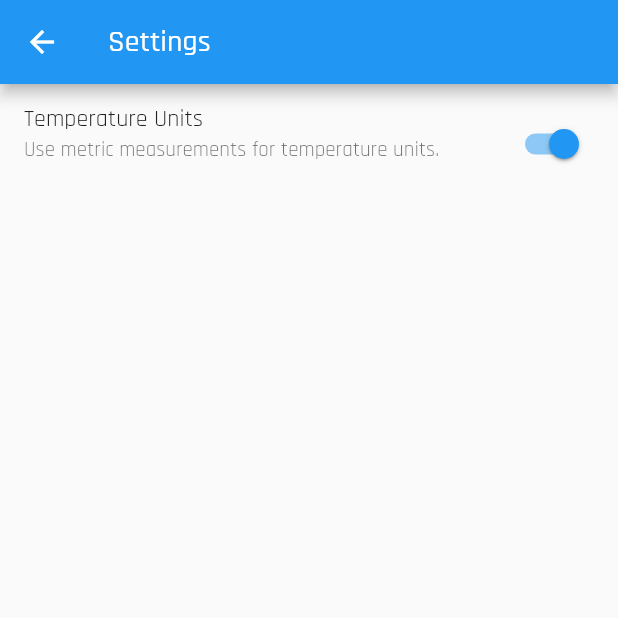
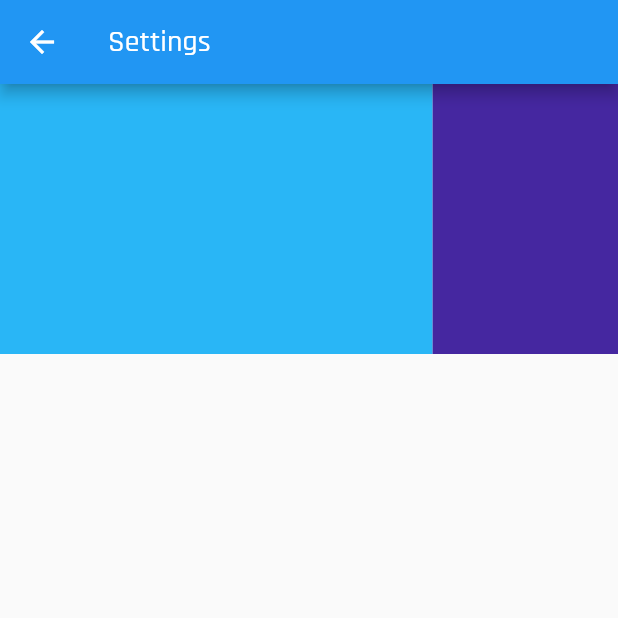
Before and after one commit to 4astra/v2_farmgo_app, a Flutter app: the SettingsPage screen opened directly, on a phone screen of 412 x 824 dp, the top half of it. Run offline on Flutter 3.47's test engine with Material 2 defaults, Android fonts, the light colour scheme and no system bars; our stand-ins replace bloc, equatable, flutter_bloc, google_fonts, hydrated_bloc; missing offline and left inert: pedantic.

Commit message:
.show splash

```diff
--- a/lib/settings/view/settings_page.dart
+++ b/lib/settings/view/settings_page.dart
@@ -23,17 +23,18 @@ class SettingsPage extends StatelessWidget {
             buildWhen: (previous, current) =>
                 previous.temperatureUnits != current.temperatureUnits,
             builder: (context, state) {
-              return ListTile(
-                title: const Text('Temperature Units'),
-                isThreeLine: true,
-                subtitle: const Text(
-                  'Use metric measurements for temperature units.',
-                ),
-                trailing: Switch(
-                  value: state.temperatureUnits.isCelsius,
-                  onChanged: (_) => context.read<WeatherCubit>().toggleUnits(),
-                ),
-              );
+              return MyListTile();
+              // ListTile(
+              //   title: const Text('Temperature Units'),
+              //   isThreeLine: true,
+              //   subtitle: const Text(
+              //     'Use metric measurements for temperature units.',
+              //   ),
+              //   trailing: Switch(
+              //     value: state.temperatureUnits.isCelsius,
+              //     onChanged: (_) => context.read<WeatherCubit>().toggleUnits(),
+              //   ),
+              // );
             },
           ),
         ],
@@ -41,3 +42,33 @@ class SettingsPage extends StatelessWidget {
     );
   }
 }
+
+class MyListTile extends StatelessWidget {
+  const MyListTile({
+    Key? key,
+  }) : super(key: key);
+
+  @override
+  Widget build(BuildContext context) {
+    return Container(
+      height: 180.0,
+      // color: const Color(0xff0087a8),
+      child: Row(
+        children: <Widget>[
+          Expanded(
+            flex: 70,
+            child: Container(
+              color: Colors.lightBlue[400],
+            ),
+          ),
+          Expanded(
+            flex: 30,
+            child: Container(
+              color: Colors.deepPurple[800],
+            ),
+          )
+        ],
+      ),
+    );
+  }
+}
--- a/packages/meta_weather_api/lib/src/meta_weather_api_client.dart
+++ b/packages/meta_weather_api/lib/src/meta_weather_api_client.dart
@@ -34,7 +34,7 @@ class MetaWeatherApiClient {
       '/api/location/search',
       <String, String>{'query': query},
     );
-    print('\n\n\n locationResponse:$locationRequest');
+    // print('\n\n\n locationResponse:$locationRequest');
     final locationResponse = await _httpClient.get(locationRequest);
 
     if (locationResponse.statusCode != 200) {
@@ -49,14 +49,15 @@ class MetaWeatherApiClient {
       throw LocationNotFoundFailure();
     }
     final jsonString = locationJson.first as Map<String, dynamic>;
-    print('\n\n\n locationJson:$jsonString');
+    // print('\n\n\n locationJson:$jsonString');
     return Location.fromJson(jsonString);
   }
 
   /// Fetches [Weather] for a given [locationId].
   Future<Weather> getWeather(int locationId) async {
     final weatherRequest = Uri.https(_baseUrl, '/api/location/$locationId');
-    final weatherResponse = await _httpClient.get(weatherRequest);
+    final weatherResponse =
+        await _httpClient.get(weatherRequest);
 
     if (weatherResponse.statusCode != 200) {
       throw WeatherRequestFailure();
```
Also changed, not shown: 17 other files.
